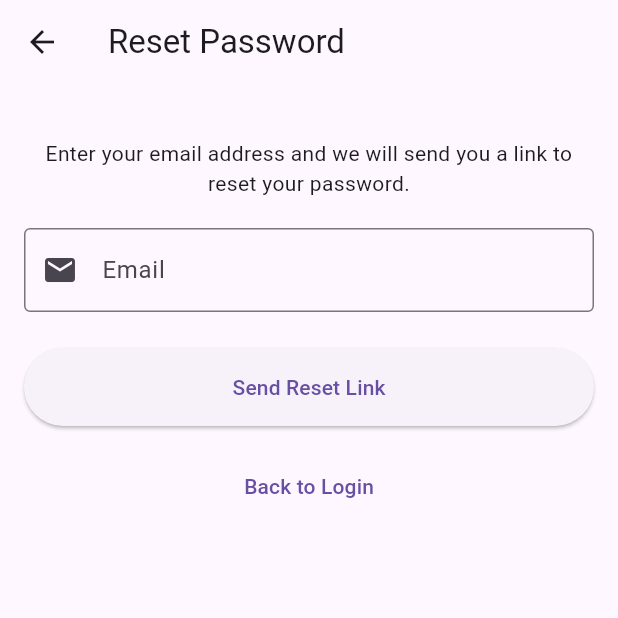
After one commit to DaysonRegulus/AI-Advisor, a Flutter app: the ForgotPasswordScreen screen opened directly, after a tap on "Send Reset Link", after a tap on "Back to Login", after a tap on "Forgot Password?", on a phone screen of 412 x 824 dp, the top half of it. The commit adds this screen. Run offline on Flutter 3.47's test engine with Material 3 defaults, Android fonts, the phone set to English and light mode, and no system bars; our stand-ins replace animated_text_kit, fl_chart, flutter_markdown, flutter_secure_storage, get_it, percent_indicator and 1 more; accounts and stored records are empty.

Commit message:
feat(auth): Add forgot password functionality with email verification

```diff
--- a/frontend/lib/api/api_service.dart
+++ b/frontend/lib/api/api_service.dart
@@ -112,6 +112,26 @@ class ApiService {
     } catch (e) {
       if (e is ApiException) rethrow;
       throw ApiException('Could not connect to the server to log in.');
+    }
+  }
+
+  Future<void> forgotPassword({required String email}) async {
+    final url = Uri.parse('$_baseUrl/auth/forgot-password');
+    try {
+      final response = await _client.post(
+        url,
+        headers: {'Content-Type': 'application/json'},
+        body: jsonEncode({'email': email}),
+      );
+      if (response.statusCode != 200) {
+        // Even if the backend gives a specific error, we'll handle it generically
+        // on the UI side, but we can throw here for consistency.
+        final errorData = jsonDecode(response.body);
+        throw ApiException(errorData['detail'] ?? 'Failed to send reset link.');
+      }
+    } catch (e) {
+      if (e is ApiException) rethrow;
+      throw ApiException('Could not connect to the server.');
     }
   }
 
--- /dev/null
+++ b/frontend/lib/features/authentication/screens/forgot_password_screen.dart
@@ -0,0 +1,127 @@
+// lib/features/authentication/screens/forgot_password_screen.dart
+
+import 'package:flutter/material.dart';
+import '../../../api/api_service.dart';
+import '../../../locator.dart';
+import 'login_screen.dart';
+
+class ForgotPasswordScreen extends StatefulWidget {
+  const ForgotPasswordScreen({Key? key}) : super(key: key);
+
+  @override
+  _ForgotPasswordScreenState createState() => _ForgotPasswordScreenState();
+}
+
+class _ForgotPasswordScreenState extends State<ForgotPasswordScreen> {
+  final _formKey = GlobalKey<FormState>();
+  final TextEditingController _emailController = TextEditingController();
+  bool _isLoading = false;
+
+  @override
+  void dispose() {
+    _emailController.dispose();
+    super.dispose();
+  }
+
+  Future<void> _sendResetLink() async {
+    if (!_formKey.currentState!.validate()) {
+      return;
+    }
+    setState(() { _isLoading = true; });
+
+    try {
+      final apiService = locator<ApiService>();
+      await apiService.forgotPassword(email: _emailController.text);
+
+      // Show the generic success message regardless of the outcome.
+      if (mounted) {
+        ScaffoldMessenger.of(context).showSnackBar(
+          const SnackBar(
+            content: Text('If an account exists for that email, a password reset link has been sent.'),
+            backgroundColor: Colors.green,
+          ),
+        );
+        // Navigate back to the login screen after showing the message.
+        Navigator.of(context).pushReplacement(
+          MaterialPageRoute(builder: (context) => const LoginScreen()),
+        );
+      }
+    } catch (e) {
+      // Even in case of an error (e.g., server down), we can show a generic message
+      // or a more specific error if we prefer. For security, generic is better.
+      if (mounted) {
+        ScaffoldMessenger.of(context).showSnackBar(
+          const SnackBar(
+            content: Text('Request processed. If an account exists, an email will be sent.'),
+            backgroundColor: Colors.green, // Still green to not reveal info
+          ),
+        );
+         Navigator.of(context).pushReplacement(
+          MaterialPageRoute(builder: (context) => const LoginScreen()),
+        );
+      }
+    } finally {
+      if (mounted) {
+        setState(() { _isLoading = false; });
+      }
+    }
+  }
+
+  @override
+  Widget build(BuildContext context) {
+    return Scaffold(
+      appBar: AppBar(
+        title: const Text('Reset Password'),
+      ),
+      body: SingleChildScrollView(
+        padding: const EdgeInsets.all(16.0),
+        child: Form(
+          key: _formKey,
+          child: Column(
+            crossAxisAlignment: CrossAxisAlignment.stretch,
+            children: [
+              const SizedBox(height: 20),
+              const Text(
+                'Enter your email address and we will send you a link to reset your password.',
+                textAlign: TextAlign.center,
+              ),
+              const SizedBox(height: 20),
+              TextFormField(
+                controller: _emailController,
+                decoration: const InputDecoration(
+                  labelText: 'Email',
+                  prefixIcon: Icon(Icons.email),
+                  border: OutlineInputBorder(),
+                ),
+                keyboardType: TextInputType.emailAddress,
+                validator: (value) {
+                  if (value == null || value.isEmpty || !value.contains('@')) {
+                    return 'Please enter a valid email';
+                  }
+                  return null;
+                },
+              ),
+              const SizedBox(height: 24),
+              _isLoading
+                  ? const Center(child: CircularProgressIndicator())
+                  : ElevatedButton(
+                      onPressed: _sendResetLink,
+                      style: ElevatedButton.styleFrom(
+                        padding: const EdgeInsets.symmetric(vertical: 16),
+                      ),
+                      child: const Text('Send Reset Link'),
+                    ),
+              const SizedBox(height: 16),
+              TextButton(
+                onPressed: () => Navigator.of(context).pushReplacement(
+                  MaterialPageRoute(builder: (context) => const LoginScreen()),
+                ),
+                child: const Text('Back to Login'),
+              ),
+            ],
+          ),
+        ),
+      ),
+    );
+  }
+}
--- a/frontend/lib/features/authentication/screens/login_screen.dart
+++ b/frontend/lib/features/authentication/screens/login_screen.dart
@@ -3,6 +3,7 @@
 import 'package:flutter/material.dart';
 import 'package:provider/provider.dart';
 import '../providers/auth_provider.dart';
+import 'forgot_password_screen.dart';
 import 'signup_screen.dart';
 
 class LoginScreen extends StatefulWidget {
@@ -108,6 +109,18 @@ class _LoginScreenState extends State<LoginScreen> {
                       return null;
                     },
                   ),
+                  Align(
+                    alignment: Alignment.centerRight,
+                    child: TextButton(
+                      onPressed: () {
+                        if (_isLoading) return;
+                        Navigator.of(context).push(
+                          MaterialPageRoute(builder: (context) => const ForgotPasswordScreen()),
+                        );
+                      },
+                      child: const Text('Forgot Password?'),
+                    ),
+                  ),
                   const SizedBox(height: 24),
                   _isLoading
                       ? const Center(child: CircularProgressIndicator())
```
Also changed, not shown: 1 other file.
